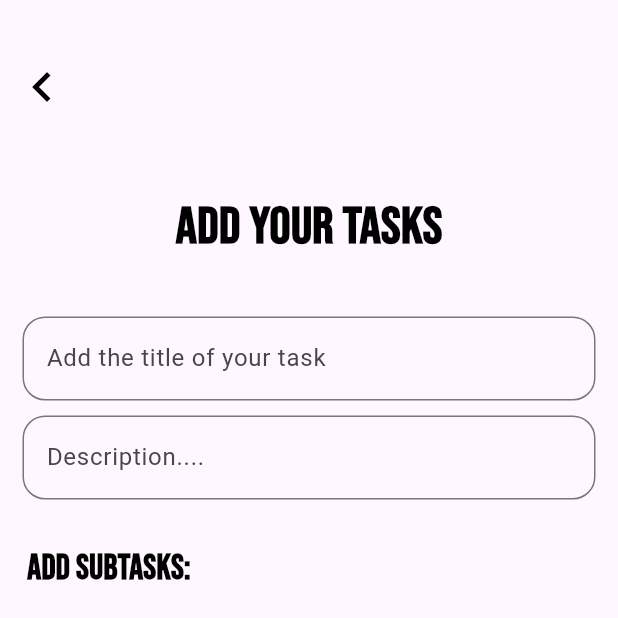
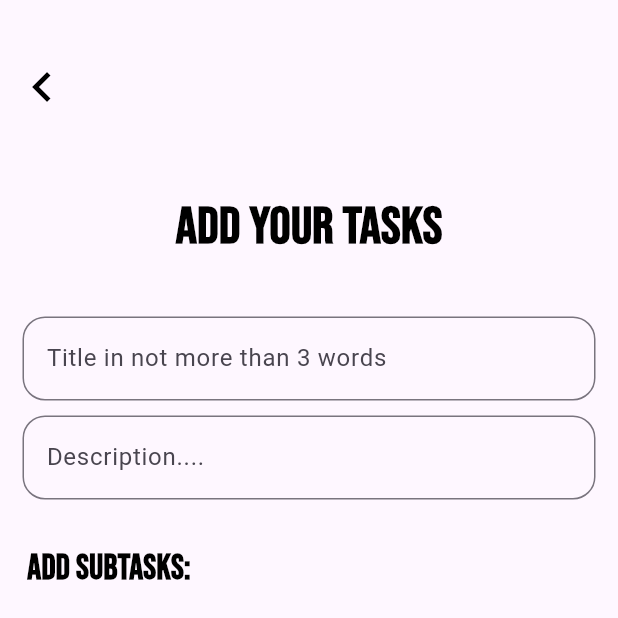
Before and after one commit to rustyonkeys/ProjectManager, a Flutter app: the screen it shows after launch, in the side drawer, after a tap on the "add" icon, on a phone screen of 412 x 824 dp, the top half of it. Run offline on Flutter 3.47's test engine with Material 3 defaults, Android fonts, the phone set to English and light mode, and no system bars; our stand-ins replace cloud_firestore, firebase_core, flutter_slidable, google_fonts, percent_indicator; accounts and stored records are empty; generated files the repository leaves out were written again.

Commit message:
updated ui

```diff
--- a/lib/main.dart
+++ b/lib/main.dart
@@ -2,6 +2,8 @@ import 'package:flutter/material.dart';
 import 'package:taskmanager/firebase_options.dart';
 import 'package:taskmanager/pages/homepage.dart';
 import 'package:firebase_core/firebase_core.dart';
+import 'package:taskmanager/pages/todolist.dart';
+import 'package:taskmanager/util/circular_linear_graph.dart';
 
 
 
--- a/lib/pages/addtask.dart
+++ b/lib/pages/addtask.dart
@@ -85,7 +85,7 @@ class _AddTaskState extends State<AddTask> {
                   decoration: InputDecoration(
                     border: OutlineInputBorder(
                         borderRadius: BorderRadius.circular(15)),
-                    hintText: "Add the title of your task",
+                    hintText: "Title in not more than 3 words",
                   ),
                 ),
               ),
--- a/pubspec.yaml
+++ b/pubspec.yaml
@@ -35,6 +35,7 @@ dependencies:
   # Use with the CupertinoIcons class for iOS style icons.
   cupertino_icons: ^1.0.8
   cloud_firestore: ^6.0.0
+  percent_indicator: ^4.2.5
 
 dev_dependencies:
   flutter_test:
@@ -50,6 +51,7 @@ dev_dependencies:
   firebase_core: ^4.0.0
   flutter_slidable: ^3.0.1
   google_fonts: ^6.2.1
+
 
 # For information on the generic Dart part of this file, see the
 # following page: https://dart.dev/tools/pub/pubspec
```
Also changed, not shown: pubspec.lock.
